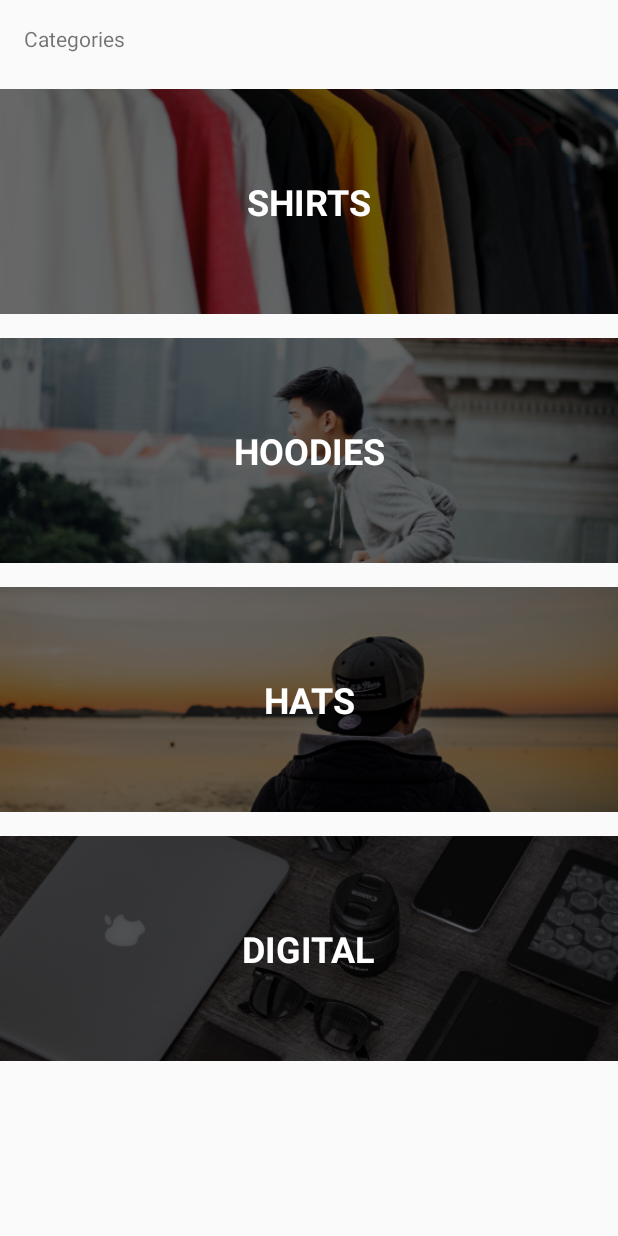
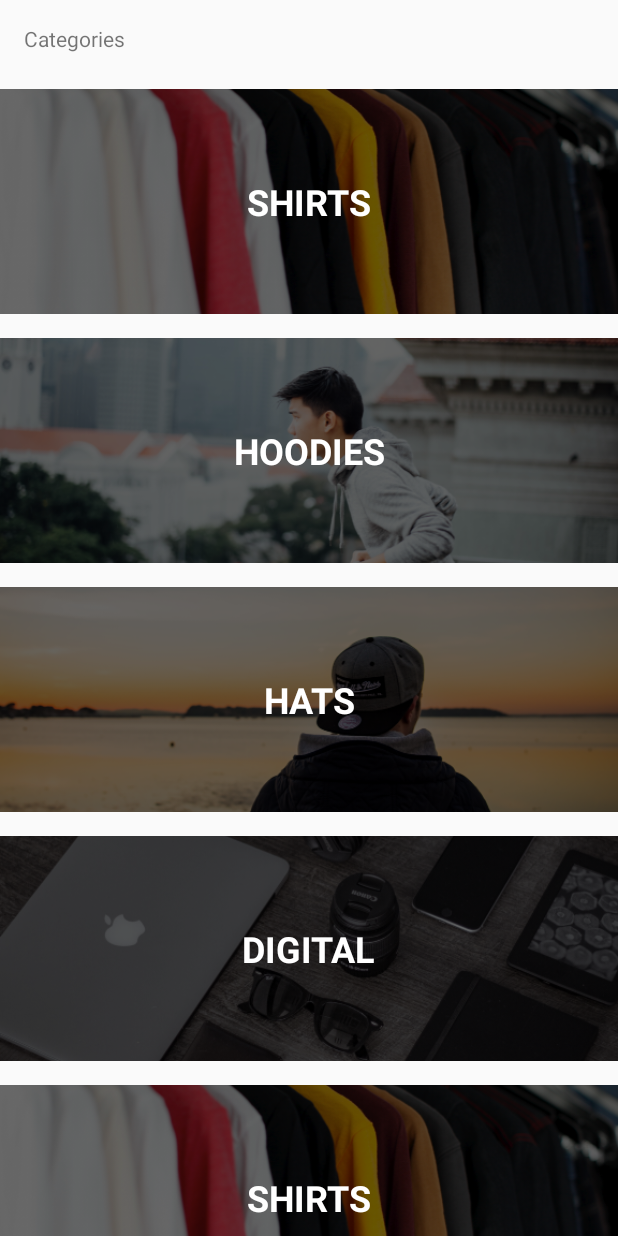
Before and after one commit to MrVitols/CoderSwag, an Android app: the screen it shows after launch (MainActivity), on a phone screen of 412 x 824 dp. Run offline under Robolectric (Android 15) with nearby library versions, the phone set to English and light mode, and no system bars.

Commit message:
refactored for recycler vew adapter

```diff
--- a/app/build.gradle
+++ b/app/build.gradle
@@ -25,9 +25,11 @@ android {
 dependencies {
     implementation fileTree(dir: 'libs', include: ['*.jar'])
     implementation"org.jetbrains.kotlin:kotlin-stdlib-jdk7:$kotlin_version"
-    implementation 'com.android.support:appcompat-v7:28.0.0-alpha1'
+    implementation 'com.android.support:appcompat-v7:28.0.0-rc01'
     implementation 'com.android.support.constraint:constraint-layout:1.1.2'
     testImplementation 'junit:junit:4.12'
     androidTestImplementation 'com.android.support.test:runner:1.0.2'
     androidTestImplementation 'com.android.support.test.espresso:espresso-core:3.0.2'
+
+    implementation 'com.android.support:recyclerview-v7:28.0.0-rc01'
 }
--- a/app/src/main/java/com/martinsvitols/coderswag/Adapters/CategoryAdapter.kt
+++ b/app/src/main/java/com/martinsvitols/coderswag/Adapters/CategoryAdapter.kt
@@ -10,10 +10,7 @@ import android.widget.TextView
 import com.martinsvitols.coderswag.Model.Category
 import com.martinsvitols.coderswag.R
 
-class CategoryAdapter(context: Context, categories: List<Category>) : BaseAdapter() {
-
-    val context = context
-    val categories = categories
+class CategoryAdapter(val context: Context, val categories: List<Category>) : BaseAdapter() {
 
     override fun getView(position: Int, convertView: View?, parent: ViewGroup?): View {
         val categoryView: View
--- /dev/null
+++ b/app/src/main/java/com/martinsvitols/coderswag/Adapters/CategoryRecycleAdapter.kt
@@ -0,0 +1,43 @@
+package com.martinsvitols.coderswag.Adapters
+
+import android.content.Context
+import android.support.v7.widget.RecyclerView
+import android.view.LayoutInflater
+import android.view.View
+import android.view.ViewGroup
+import android.widget.ImageView
+import android.widget.TextView
+import com.martinsvitols.coderswag.Model.Category
+import com.martinsvitols.coderswag.R
+
+class CategoryRecycleAdapter(val context: Context, val categories: List<Category>) : RecyclerView.Adapter<CategoryRecycleAdapter.Holder>() {
+
+    override fun onBindViewHolder(holder: Holder, position: Int) {
+        holder?.bindCategory(categories[position], context)
+    }
+
+    override fun getItemCount(): Int {
+        return categories.count()
+    }
+
+    override fun onCreateViewHolder(parent: ViewGroup, viewType: Int): Holder {
+        val view = LayoutInflater.from(context)
+                .inflate(R.layout.category_list_item, parent, false)
+        return  Holder(view)
+    }
+
+
+    inner class Holder(itemView: View) : RecyclerView.ViewHolder(itemView) {
+
+        val categoryImage = itemView?.findViewById<ImageView>(R.id.categoryImage)
+        val categoryName = itemView?.findViewById<TextView>(R.id.categoryName)
+
+        fun bindCategory(category: Category, context: Context) {
+            val resourceId = context.resources.getIdentifier(category.image,
+                    "drawable", context.packageName)
+
+            categoryImage?.setImageResource(resourceId)
+            categoryName?.text = category.title
+        }
+    }
+}
--- a/app/src/main/java/com/martinsvitols/coderswag/Controller/MainActivity.kt
+++ b/app/src/main/java/com/martinsvitols/coderswag/Controller/MainActivity.kt
@@ -2,20 +2,27 @@ package com.martinsvitols.coderswag.Controller
 
 import android.support.v7.app.AppCompatActivity
 import android.os.Bundle
+import android.support.v7.widget.LinearLayoutManager
 import com.martinsvitols.coderswag.Adapters.CategoryAdapter
+import com.martinsvitols.coderswag.Adapters.CategoryRecycleAdapter
 import com.martinsvitols.coderswag.R
 import com.martinsvitols.coderswag.Services.DataService
 import kotlinx.android.synthetic.main.activity_main.*
 
 class MainActivity : AppCompatActivity() {
 
-    lateinit var adapter : CategoryAdapter
+    lateinit var adapter : CategoryRecycleAdapter
 
     override fun onCreate(savedInstanceState: Bundle?) {
         super.onCreate(savedInstanceState)
         setContentView(R.layout.activity_main)
 
-        adapter = CategoryAdapter(this, DataService.categories)
+        adapter = CategoryRecycleAdapter(this, DataService.categories)
         categoryListView.adapter = adapter
+
+        val layoutManager = LinearLayoutManager(this)
+        categoryListView.layoutManager = layoutManager
+        categoryListView.setHasFixedSize(true)
+
     }
 }
--- a/app/src/main/java/com/martinsvitols/coderswag/Services/DataService.kt
+++ b/app/src/main/java/com/martinsvitols/coderswag/Services/DataService.kt
@@ -6,6 +6,10 @@ import com.martinsvitols.coderswag.Model.Product
 object DataService {
 
     val categories = listOf(
+            Category("SHIRTS", "shirtimage"),
+            Category("HOODIES", "hoodieimage"),
+            Category("HATS", "hatimage"),
+            Category("DIGITAL", "digitalgoodsimage"),
             Category("SHIRTS", "shirtimage"),
             Category("HOODIES", "hoodieimage"),
             Category("HATS", "hatimage"),
--- a/app/src/main/res/layout/activity_main.xml
+++ b/app/src/main/res/layout/activity_main.xml
@@ -16,7 +16,7 @@
         app:layout_constraintLeft_toLeftOf="parent"
         app:layout_constraintTop_toTopOf="parent" />
 
-    <ListView
+    <android.support.v7.widget.RecyclerView
         android:id="@+id/categoryListView"
         android:layout_width="0dp"
         android:layout_height="0dp"
--- a/app/src/main/res/layout/category_list_item.xml
+++ b/app/src/main/res/layout/category_list_item.xml
@@ -4,7 +4,7 @@
     xmlns:app="http://schemas.android.com/apk/res-auto"
     xmlns:tools="http://schemas.android.com/tools"
     android:layout_width="match_parent"
-    android:layout_height="150dp">
+    android:layout_height="166dp">
 
     <ImageView
         android:id="@+id/categoryImage"
```
